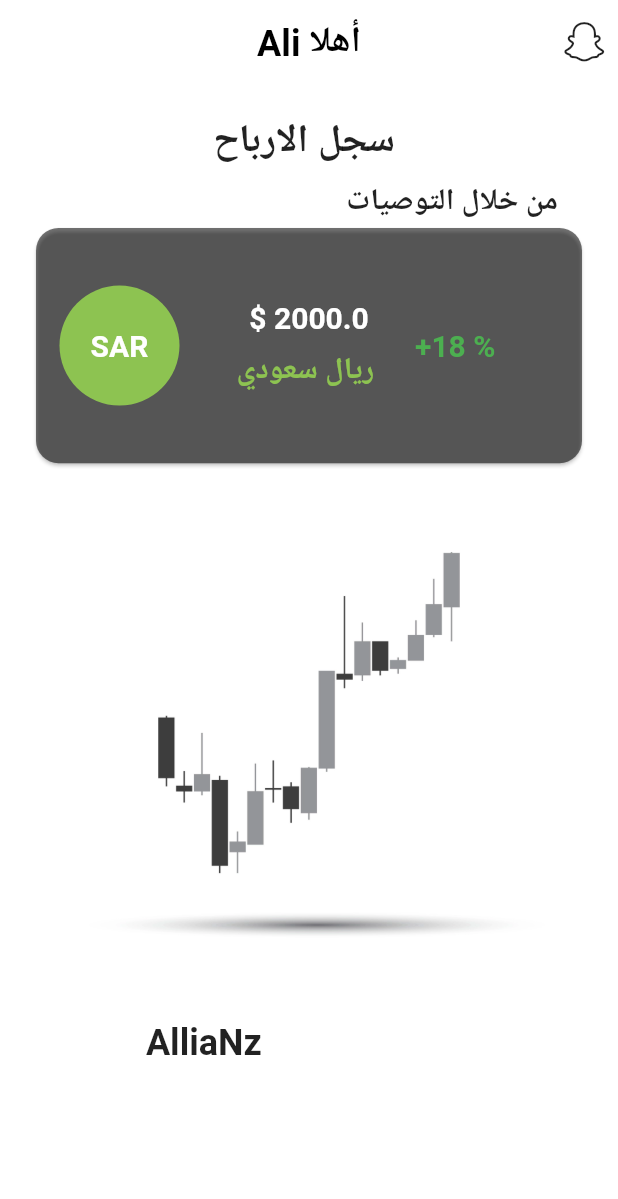
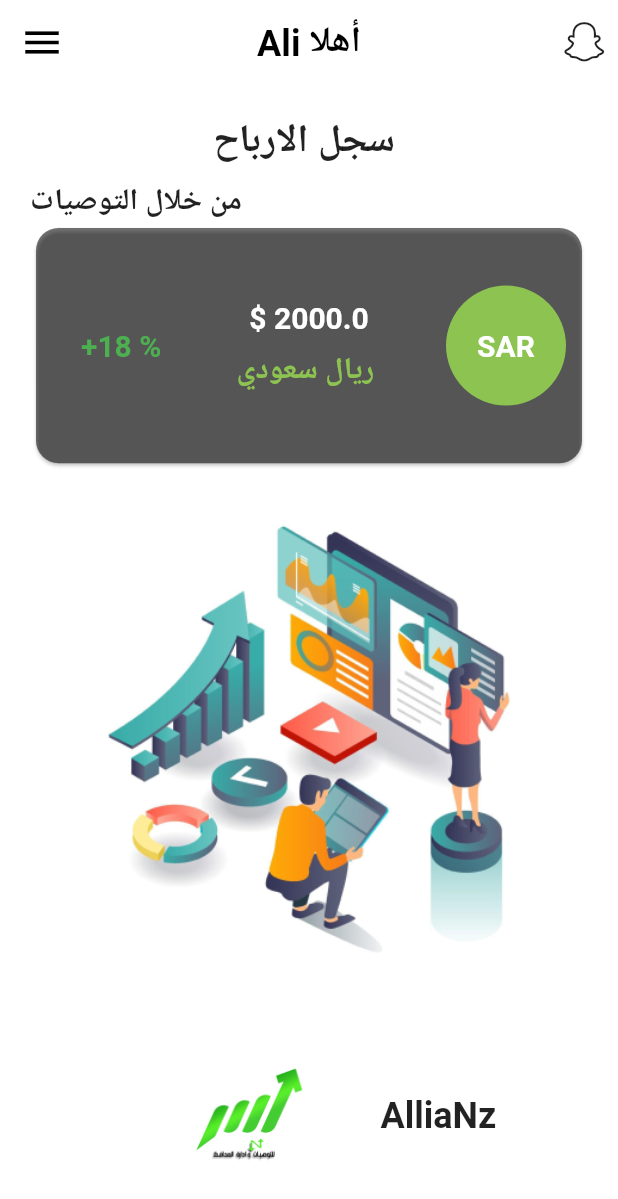
Before and after one commit to ahmedaadel/stock-market-app, a Flutter app: the SegelScreen screen opened directly, on a phone screen of 412 x 824 dp. Shown: the top 1199 px of the screen. Run offline on Flutter 3.47's test engine with Material 2 defaults, Android fonts, the phone set to English and light mode, and no system bars; our stand-ins replace dio, firebase_auth, firebase_core, fluttertoast, shared_preferences; missing offline and left inert: text_divider; accounts and stored records are empty.

Commit message:
change 1

```diff
--- a/lib/modules/Login.dart
+++ b/lib/modules/Login.dart
@@ -1,6 +1,6 @@
 // ignore_for_file: prefer_const_constructors
 import 'package:borsetak/Layout/Home_Layout.dart';
-import 'package:borsetak/components/components.dart';
+import 'package:borsetak/Shared/components/components.dart';
 import 'package:firebase_auth/firebase_auth.dart';
 import 'package:flutter/material.dart';
 import 'package:text_divider/text_divider.dart';
--- a/lib/modules/segel_Screen.dart
+++ b/lib/modules/segel_Screen.dart
@@ -1,4 +1,4 @@
-import 'package:borsetak/components/constants.dart';
+import 'package:borsetak/Shared/components/constants.dart';
 import 'package:flutter/material.dart';
 
 class SegelScreen extends StatefulWidget {
@@ -11,7 +11,7 @@ class SegelScreen extends StatefulWidget {
 class _SegelScreenState extends State<SegelScreen> {
   @override
   Widget build(BuildContext context) {
-    // double screenWidth = MediaQuery.of(context).size.width;
+    double screenWidth = MediaQuery.of(context).size.width;
     double screenHeight = MediaQuery.of(context).size.height;
     return Scaffold(
       appBar: AppBar(
@@ -24,6 +24,12 @@ class _SegelScreenState extends State<SegelScreen> {
           IconButton(
               onPressed: () {}, icon: const Icon(Icons.snapchat, size: 35))
         ],
+        leading: IconButton(
+            icon: const Icon(
+              Icons.menu,
+              size: 30,
+            ),
+            onPressed: () {}),
       ),
       body: Padding(
         padding: const EdgeInsets.all(20.0),
@@ -38,13 +44,8 @@ class _SegelScreenState extends State<SegelScreen> {
             const SizedBox(
               height: 10,
             ),
-             Padding(
-               padding: const EdgeInsets.symmetric(horizontal: 20),
-               child: Row(
-                   children: const [ Expanded(child: SizedBox()), Text('من خلال التوصيات',
-                    style: TextStyle(fontSize: 20, fontWeight: FontWeight.bold)),],
-            ),
-             ),
+            const Text('من خلال التوصيات',
+                style: TextStyle(fontSize: 20, fontWeight: FontWeight.bold)),
             Container(
               width: double.infinity,
               height: screenHeight / 5,
@@ -54,19 +55,15 @@ class _SegelScreenState extends State<SegelScreen> {
                 color: Colors.black54,
                 child: Row(
                   children: [
+                    const SizedBox(
+                      width: 30,
+                    ),
                     const Expanded(
-                      child: CircleAvatar(
-                        radius: 40,
-                        backgroundColor: defaultColor,
-                        child: Text('SAR',
+                      child: Text('+18 %',
                           style: TextStyle(
                               fontSize: 20,
-                                color: Colors.white,
+                              color: Colors.green,
                               fontWeight: FontWeight.w600)),
-                      ),
-                    ),
-                    const SizedBox(
-                      width: 15,
                     ),
                     Expanded(
                       child: Column(
@@ -91,14 +88,18 @@ class _SegelScreenState extends State<SegelScreen> {
                       ),
                     ),
                     const SizedBox(
-                      width: 15,
+                      width: 30,
                     ),
                     const Expanded(
-                      child: Text('+18 %',
+                      child: CircleAvatar(
+                        radius: 40,
+                        backgroundColor: defaultColor,
+                        child: Text('SAR',
                             style: TextStyle(
                                 fontSize: 20,
-                              color: Colors.green,
+                                color: Colors.white,
                                 fontWeight: FontWeight.w600)),
+                      ),
                     ),
                   ],
                 ),
@@ -108,20 +109,29 @@ class _SegelScreenState extends State<SegelScreen> {
               flex: 3,
               child: Center(
                   child: Image.asset(
-                'assets/images/market.png',
+                'assets/images/segel.png',
               )),
+            ),
+            const SizedBox(
+              height: 10,
             ),
             Expanded(
               flex: 1,
-              child: Column(
-                children: const [
-                  Center(
-                      widthFactor: 3,
-                      child: Text(
+              child: Row(
+                children: [
+                  SizedBox(
+                    width: screenWidth / 5,
+                  ),
+                  Image.asset(
+                    'assets/images/logo.png',
+                  ),
+                  const SizedBox(
+                    width: 25,
+                  ),
+                  const Text(
                     'AlliaNz',
-                        style: TextStyle(
-                            fontWeight: FontWeight.bold, fontSize: 24),
-                      )),
+                    style: TextStyle(fontWeight: FontWeight.bold, fontSize: 24),
+                  ),
                 ],
               ),
             )
```
Also changed, not shown: lib/Network/Remote/Dio_Helper.dart (added, +14 -0 lines), lib/Shared/components/components.dart (added, +70 -0 lines), lib/components/components.dart (deleted, +0 -56 lines), lib/main.dart (+8 -4 lines), lib/modules/Last_News.dart (added, +101 -0 lines), lib/modules/Tawsyat.dart (added, +101 -0 lines), assets/images/logo.png (added), assets/images/segel.png (added), lib/Shared/components/constants.dart (renamed from lib/components/constants.dart). Lines whose indentation alone changed are shown as unchanged.
